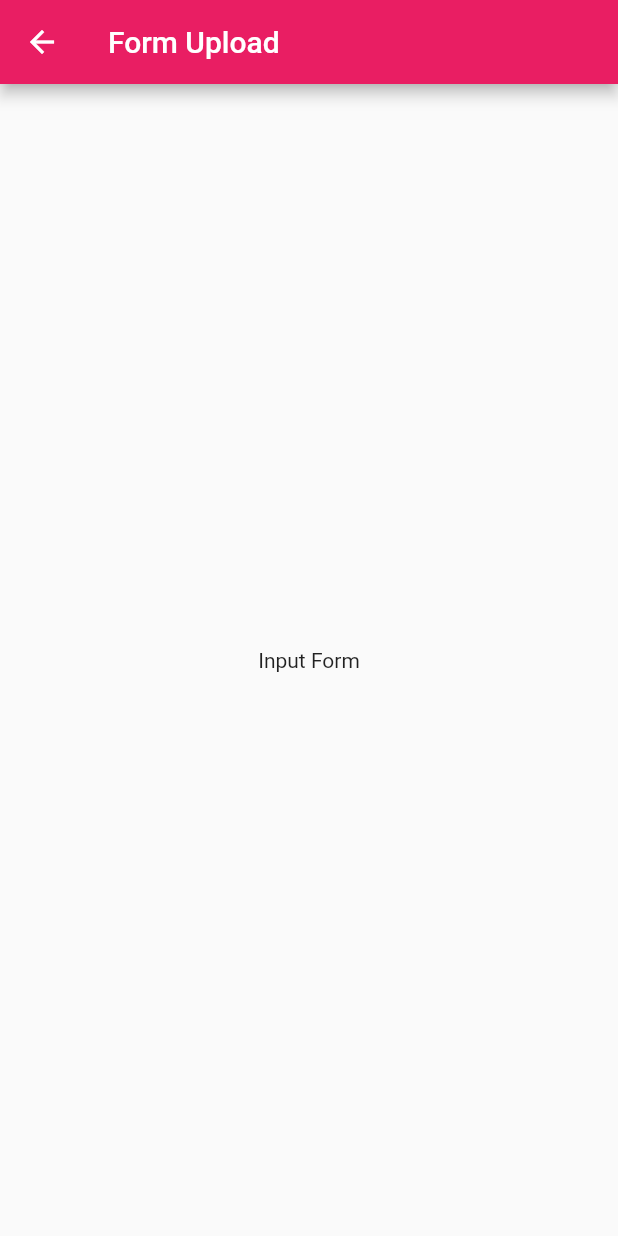
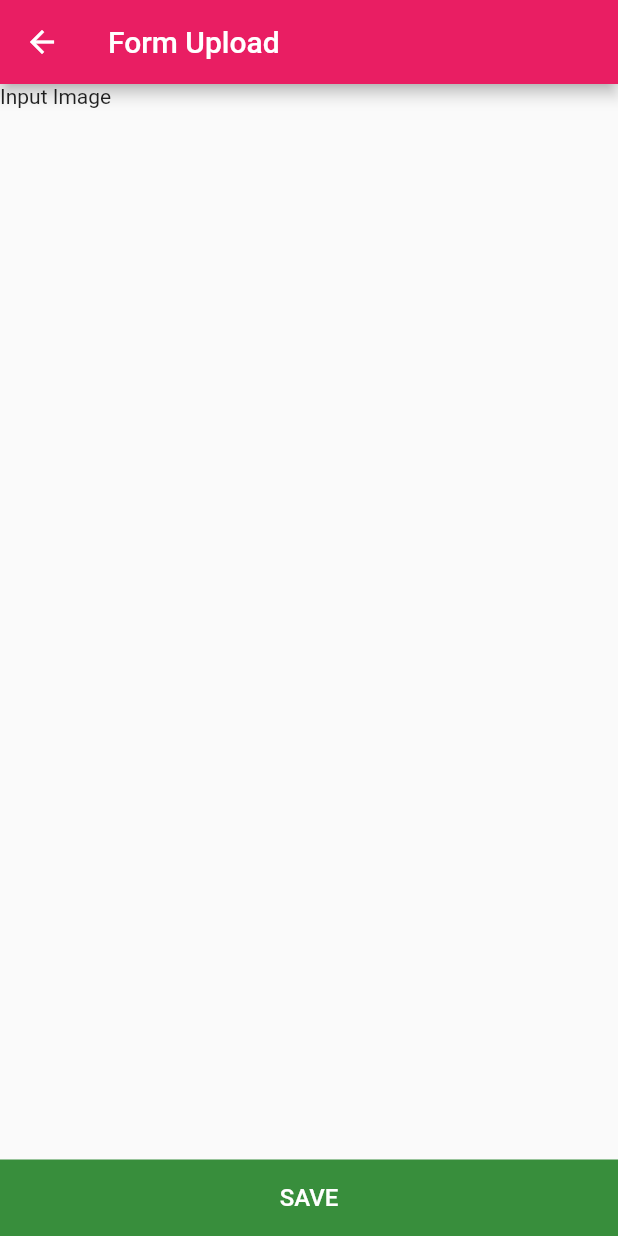
Before and after one commit to yoesuv/Flutter-Basic-Form, a Flutter app: the screen it shows after launch, after a tap on "Open Form", on a phone screen of 412 x 824 dp. Run offline on Flutter 3.47's test engine with Material 2 defaults, Android fonts, the phone set to English and light mode, and no system bars.

Commit message:
:pencil: setup boilerplate input form

```diff
--- a/lib/src/routes/app_routes.dart
+++ b/lib/src/routes/app_routes.dart
@@ -8,21 +8,21 @@ class AppRoutes {
 
     switch (settings.name) {
       case '/' :
-        return MaterialPageRoute(
+        return MaterialPageRoute<dynamic>(
           builder: (BuildContext context) {
             return Home();
           }
         );
         break;
       case FormOne.formRoute:
-        return MaterialPageRoute(
+        return MaterialPageRoute<dynamic>(
             builder: (BuildContext context) {
               return FormOne();
             }
         );
         break;
       default:
-        return MaterialPageRoute(
+        return MaterialPageRoute<dynamic>(
             builder: (BuildContext context) {
               return Home();
             }
--- a/lib/src/screens/form_one.dart
+++ b/lib/src/screens/form_one.dart
@@ -17,11 +17,50 @@ class FormOneState extends State<FormOne> {
     return Scaffold(
       appBar: MyAppBar('Form Upload'),
       body: SafeArea(
-        child: Center(
-          child: Text('Input Form'),
+        child: Stack(
+          children: <Widget>[
+            buildInput(),
+            Align(
+              alignment: Alignment.bottomCenter,
+              child: buildButtonSave()
+            )
+          ],
         )
       )
     );
   }
 
+  Widget buildInput() {
+    return Column(
+      children: <Widget>[
+        Container(
+          width: double.infinity,
+          height: 150,
+          child: const Text('Input Image'),
+        )
+      ],
+    );
+  }
+
+  Widget buildButtonSave() {
+    return Container(
+      width: double.infinity,
+      child: RaisedButton(
+        color: Colors.green[700],
+        elevation: 0,
+        padding: const EdgeInsets.symmetric(vertical: 16.0),
+        shape: const RoundedRectangleBorder(
+          borderRadius: BorderRadius.all(Radius.circular(0))
+        ),
+        child: const Text('SAVE', style: TextStyle(
+            fontSize: 16,
+            color: Colors.white
+        )),
+        onPressed: () {
+
+        },
+      )
+    );
+  }
+
 }
--- a/lib/src/screens/home.dart
+++ b/lib/src/screens/home.dart
@@ -11,7 +11,9 @@ class Home extends StatelessWidget {
       body: SafeArea(
         child: Center(
           child: RaisedButton(
-            child: Text('Open Form'),
+            child: const Text('Open Form', style: TextStyle(
+                fontSize: 16
+            )),
             onPressed: () {
               Navigator.pushNamed(context, FormOne.formRoute);
             }
--- a/lib/src/widgets/my_app_bar.dart
+++ b/lib/src/widgets/my_app_bar.dart
@@ -11,7 +11,7 @@ class MyAppBar extends StatelessWidget with PreferredSizeWidget{
   Widget build(BuildContext context) {
     return
       AppBar(
-      title: Text(title),
+        title: Text(title),
     );
   }
 
```
